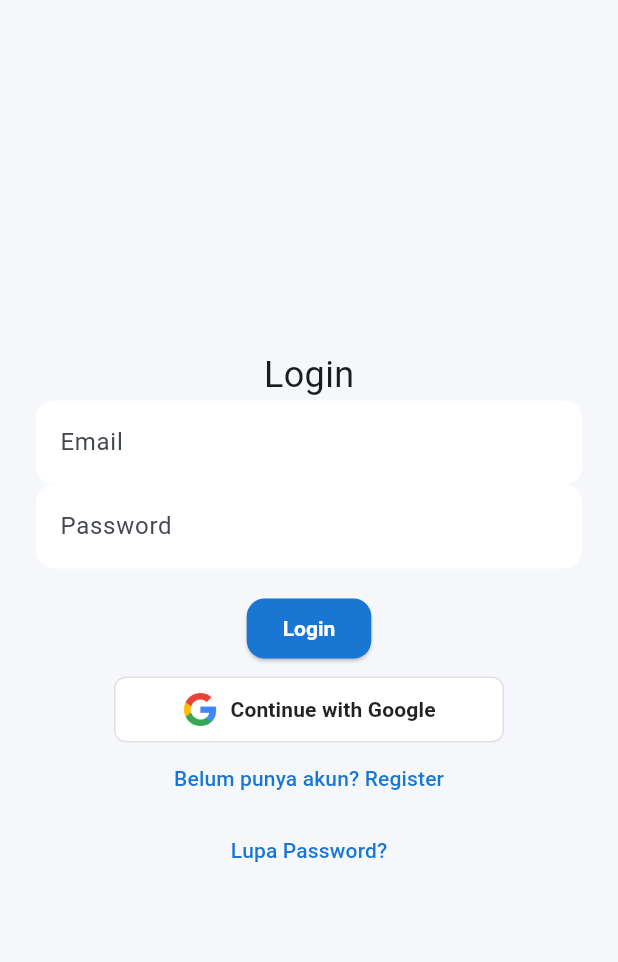
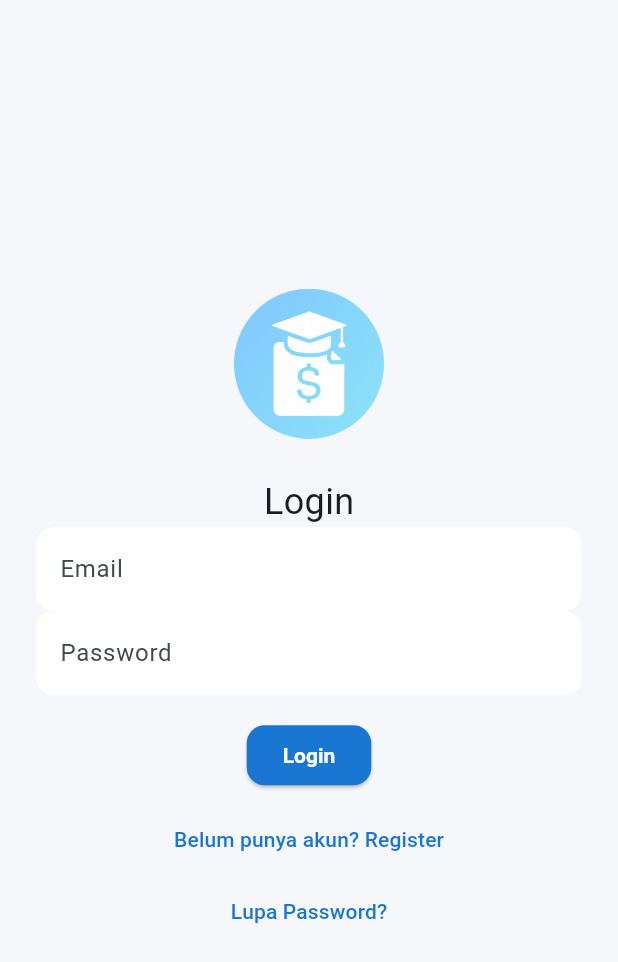
Before and after one commit to ForZa77123/financia_edu, a Flutter app: the screen it shows after launch, on a phone screen of 412 x 824 dp. Shown: the top 962 px of the screen. Run offline on Flutter 3.47's test engine with Material 3 defaults, Android fonts, the phone set to English and light mode, and no system bars; our stand-ins replace cloud_firestore, device_info_plus, firebase_auth, firebase_core, firebase_messaging, firebase_remote_config and 5 more; missing offline and left inert: google_api_availability; accounts and stored records are empty; Roboto replaces fonts that are missing (Montserrat).

Commit message:
hopefully last

```diff
--- a/lib/screens/auth_screen.dart
+++ b/lib/screens/auth_screen.dart
@@ -3,7 +3,6 @@ import 'package:firebase_auth/firebase_auth.dart';
 import 'package:shared_preferences/shared_preferences.dart';
 import 'package:device_info_plus/device_info_plus.dart';
 import 'package:cloud_firestore/cloud_firestore.dart';
-import 'package:google_sign_in/google_sign_in.dart';
 
 class AuthScreen extends StatefulWidget {
   final void Function(String username) onLogin;
@@ -184,37 +183,6 @@ class _AuthScreenState extends State<AuthScreen> {
     });
   }
 
-  Future<void> _signInWithGoogle() async {
-    setState(() => error = null);
-    try {
-      final GoogleSignInAccount? googleUser = await GoogleSignIn().signIn();
-      if (googleUser == null) return; // User cancelled
-      final GoogleSignInAuthentication googleAuth = await googleUser.authentication;
-      final credential = GoogleAuthProvider.credential(
-        accessToken: googleAuth.accessToken,
-        idToken: googleAuth.idToken,
-      );
-      final userCredential = await FirebaseAuth.instance.signInWithCredential(credential);
-      final user = userCredential.user;
-      if (user != null) {
-        final userDoc = FirebaseFirestore.instance.collection('users').doc(user.uid);
-        final doc = await userDoc.get();
-        if (!doc.exists) {
-          // Save name and email on first sign-in
-          await userDoc.set({
-            'email': user.email,
-            'name': user.displayName ?? '',
-          });
-        }
-        widget.onLogin(user.email ?? '');
-      }
-    } on FirebaseAuthException catch (e) {
-      setState(() => error = e.message ?? 'Google sign-in error');
-    } catch (e) {
-      setState(() => error = 'Google sign-in error');
-    }
-  }
-
   @override
   Widget build(BuildContext context) {
     return Scaffold(
@@ -224,6 +192,15 @@ class _AuthScreenState extends State<AuthScreen> {
           child: Column(
             mainAxisSize: MainAxisSize.min,
             children: [
+              // Logo di atas judul
+              Padding(
+                padding: const EdgeInsets.only(bottom: 25.0),
+                child: Image.asset(
+                  'assets/logo.png',
+                  height: 100,
+                  fit: BoxFit.contain,
+                ),
+              ),
               Text(
                 isLogin ? "Login" : isReset ? "Reset Password" : "Register",
                 style: const TextStyle(fontSize: 24),
@@ -253,44 +230,6 @@ class _AuthScreenState extends State<AuthScreen> {
                 ),
               ),
               const SizedBox(height: 8),
-              // Google Sign-In Button
-              if (!isReset)
-                Center(
-                  child: SizedBox(
-                    width: 260,
-                    height: 44,
-                    child: OutlinedButton.icon(
-                      icon: Image.asset(
-                        'assets/google_logo.png',
-                        height: 24,
-                        width: 24,
-                      ),
-                      label: Text(
-                        'Continue with Google',
-                        style: TextStyle(
-                          fontWeight: FontWeight.w600,
-                          color: Theme.of(context).brightness == Brightness.dark
-                              ? Colors.white
-                              : Colors.black87,
-                        ),
-                      ),
-                      style: OutlinedButton.styleFrom(
-                        backgroundColor: Theme.of(context).brightness == Brightness.dark
-                            ? const Color(0xFF222222)
-                            : Colors.white,
-                        side: BorderSide(
-                          color: Theme.of(context).brightness == Brightness.dark
-                              ? const Color(0xFF444444)
-                              : const Color(0xFFE0E0E0),
-                        ),
-                        shape: RoundedRectangleBorder(borderRadius: BorderRadius.circular(8)),
-                        padding: const EdgeInsets.symmetric(horizontal: 12),
-                        alignment: Alignment.center,
-                      ),
-                      onPressed: _signInWithGoogle,
-                    ),
-                  ),
-                ),
               if (!isReset)
                 TextButton(
                   onPressed: () {
```
Also changed, not shown: lib/screens/chart_screen.dart (+0 -22 lines), lib/screens/settings_screen.dart (+1 -7 lines), lib/screens/tips_screen.dart (+1 -6 lines).
